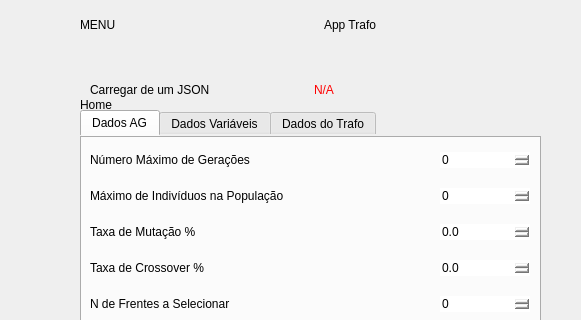
Above: GUI/main.ui from Danilodcn/TrafoTCC before the change; both pictures show x 0 to 581 and y 0 to 320 of the 581 by 603 pixel window. Below: the same form after it.
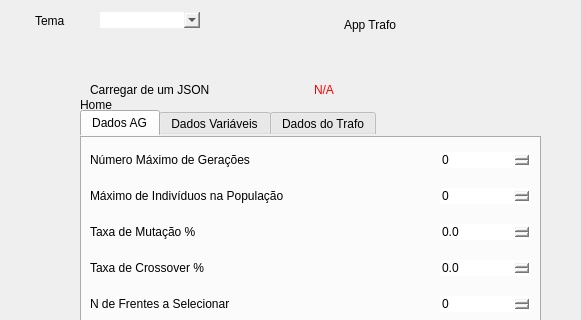
That is the form after the change. Icons and pictures are not drawn.

Commit message: Adiconado seletor de temas

```diff
--- a/GUI/main.ui
+++ b/GUI/main.ui
@@ -82,78 +82,6 @@
      <property name="frameShadow">
       <enum>QFrame::Raised</enum>
      </property>
-     <widget class="QFrame" name="frame_botao_menu">
-      <property name="geometry">
-       <rect>
-        <x>0</x>
-        <y>0</y>
-        <width>160</width>
-        <height>50</height>
-       </rect>
-      </property>
-      <property name="minimumSize">
-       <size>
-        <width>160</width>
-        <height>50</height>
-       </size>
-      </property>
-      <property name="maximumSize">
-       <size>
-        <width>160</width>
-        <height>50</height>
-       </size>
-      </property>
-      <property name="frameShape">
-       <enum>QFrame::StyledPanel</enum>
-      </property>
-      <property name="frameShadow">
-       <enum>QFrame::Raised</enum>
-      </property>
-      <layout class="QHBoxLayout" name="horizontalLayout">
-       <property name="spacing">
-        <number>0</number>
-       </property>
-       <property name="leftMargin">
-        <number>0</number>
-       </property>
-       <property name="topMargin">
-        <number>0</number>
-       </property>
-       <property name="rightMargin">
-        <number>0</number>
-       </property>
-       <property name="bottomMargin">
-        <number>0</number>
-       </property>
-       <item>
-        <widget class="QPushButton" name="botao_menu_home">
-         <property name="text">
-          <string/>
-         </property>
-         <property name="icon">
-          <iconset resource="resources.qrc">
-           <normaloff>:/icons/svg/ic_menu_48px.svg</normaloff>:/icons/svg/ic_menu_48px.svg</iconset>
-         </property>
-         <property name="iconSize">
-          <size>
-           <width>32</width>
-           <height>32</height>
-          </size>
-         </property>
-         <property name="autoDefault">
-          <bool>false</bool>
-         </property>
-        </widget>
-       </item>
-       <item alignment="Qt::AlignLeft">
-        <widget class="QLabel" name="label">
-         <property name="text">
-          <string>MENU</string>
-         </property>
-        </widget>
-       </item>
-      </layout>
-     </widget>
      <widget class="QFrame" name="frame_botoes_menu">
       <property name="geometry">
        <rect>
@@ -3156,10 +3084,10 @@
     <widget class="QFrame" name="botao_menu_6">
      <property name="geometry">
       <rect>
-       <x>160</x>
+       <x>200</x>
        <y>0</y>
-       <width>381</width>
-       <height>51</height>
+       <width>341</width>
+       <height>50</height>
       </rect>
      </property>
      <property name="sizePolicy">
@@ -3214,6 +3142,70 @@
       </item>
      </layout>
     </widget>
+    <widget class="QFrame" name="frame_botao_menu">
+     <property name="geometry">
+      <rect>
+       <x>0</x>
+       <y>0</y>
+       <width>200</width>
+       <height>41</height>
+      </rect>
+     </property>
+     <property name="minimumSize">
+      <size>
+       <width>160</width>
+       <height>0</height>
+      </size>
+     </property>
+     <property name="maximumSize">
+      <size>
+       <width>200</width>
+       <height>50</height>
+      </size>
+     </property>
+     <property name="frameShape">
+      <enum>QFrame::StyledPanel</enum>
+     </property>
+     <property name="frameShadow">
+      <enum>QFrame::Raised</enum>
+     </property>
+     <layout class="QHBoxLayout" name="horizontalLayout">
+      <property name="spacing">
+       <number>0</number>
+      </property>
+      <property name="leftMargin">
+       <number>0</number>
+      </property>
+      <property name="topMargin">
+       <number>0</number>
+      </property>
+      <property name="rightMargin">
+       <number>0</number>
+      </property>
+      <property name="bottomMargin">
+       <number>0</number>
+      </property>
+      <item alignment="Qt::AlignHCenter">
+       <widget class="QLabel" name="label_titulo_app_31">
+        <property name="maximumSize">
+         <size>
+          <width>75</width>
+          <height>16777215</height>
+         </size>
+        </property>
+        <property name="styleSheet">
+         <string notr="true">font: 75 12pt &quot;Arial&quot;;</string>
+        </property>
+        <property name="text">
+         <string>Tema</string>
+        </property>
+       </widget>
+      </item>
+      <item>
+       <widget class="QComboBox" name="comboBox_themes"/>
+      </item>
+     </layout>
+    </widget>
    </widget>
   </widget>
  </widget>
```
The commit also changes 3 other files.
